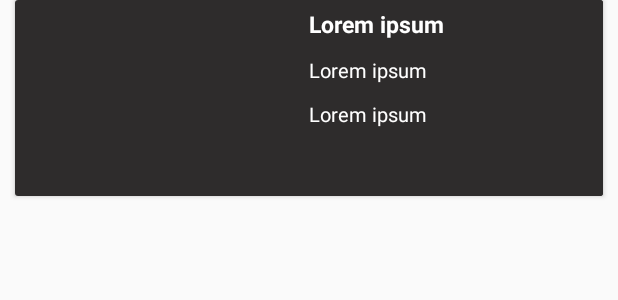
After one commit to alisher2605/ArtistInformationLookup, an Android app: the layout artist_album_adapter.xml on its own in the app's theme, with its tools: preview values and no code run, on a phone screen of 412 x 824 dp. The commit adds this screen. Shown: the top 300 px of the screen. Run offline under Robolectric (Android 15) with nearby library versions, the phone set to English and light mode, and no system bars.

Commit message:
added artist's albums

```diff
--- a/app/src/main/java/com/example/artistinformationlookup/Constants.kt
+++ /dev/null
@@ -1,6 +0,0 @@
-package com.example.artistinformationlookup
-
-object Constants {
-    const val BASE_URL = "https://theaudiodb.com/api/v1/json/1/"
-
-}
--- a/app/src/main/java/com/example/artistinformationlookup/Networking/ApiFactory.kt
+++ b/app/src/main/java/com/example/artistinformationlookup/Networking/ApiFactory.kt
@@ -1,14 +1,13 @@
 package com.example.artistinformationlookup.Networking
 
-import com.example.artistinformationlookup.Constants
 import retrofit2.Retrofit
 import retrofit2.converter.gson.GsonConverterFactory
 
 object ApiFactory {
-    private const val artistInfoEndpoint = "https://theaudiodb.com/"
+    private const val BASE_URL = "https://theaudiodb.com/api/v1/json/1/"
 
     fun getRerofit() = Retrofit.Builder()
-        .baseUrl(Constants.BASE_URL)
+        .baseUrl(BASE_URL)
         .addConverterFactory(GsonConverterFactory.create())
         .build()
 
--- a/app/src/main/java/com/example/artistinformationlookup/Networking/Repositories/Artist.kt
+++ b/app/src/main/java/com/example/artistinformationlookup/Networking/Responses/Artist.kt
@@ -1,4 +1,4 @@
-package com.example.artistinformationlookup.Networking.Repositories
+package com.example.artistinformationlookup.Networking.Responses
 
 import com.google.gson.annotations.SerializedName
 
--- /dev/null
+++ b/app/src/main/res/layout/artist_album_adapter.xml
@@ -0,0 +1,73 @@
+<?xml version="1.0" encoding="utf-8"?>
+<androidx.cardview.widget.CardView
+    xmlns:android="http://schemas.android.com/apk/res/android"
+    android:layout_width="match_parent"
+    android:layout_height="wrap_content"
+    android:orientation="vertical"
+    android:layout_marginBottom="10dp"
+    android:layout_marginStart="10dp"
+    android:layout_marginEnd="10dp"
+    android:background="@color/textSearchBackground"
+
+    >
+    <LinearLayout
+        android:background="@color/textSearchBackground"
+        android:layout_width="match_parent"
+        android:layout_height="wrap_content"
+        android:orientation="horizontal"
+
+        >
+        <ImageView
+            android:id="@+id/albumThumb"
+            android:layout_width="130dp"
+            android:layout_height="120dp"
+
+            android:layout_margin="5dp"
+            android:background="@color/textSearchBackground"
+            />
+
+            <!---->
+       <LinearLayout
+           android:background="@color/textSearchBackground"
+           android:layout_width="match_parent"
+           android:layout_height="match_parent"
+           android:orientation="vertical">
+           <LinearLayout
+               android:background="@color/textSearchBackground"
+               android:layout_width="match_parent"
+               android:layout_height="match_parent"
+               android:layout_marginStart="50dp"
+               android:layout_gravity="end"
+               android:layout_marginEnd="10dp"
+               android:orientation="vertical">
+
+               <TextView
+                   android:id="@+id/txtName"
+                   android:layout_height="wrap_content"
+                   android:layout_margin="@dimen/text_margin"
+                   android:layout_width="match_parent"
+                   android:textStyle="bold"
+                   android:textSize="@dimen/text_big"
+                   android:text="@string/template_text"
+                   android:textColor="@android:color/white" />
+
+               <TextView
+                   android:id="@+id/txtYear"
+                   android:layout_height="wrap_content"
+                   android:layout_margin="@dimen/text_margin"
+                   android:layout_width="wrap_content"
+                   android:textSize="@dimen/text_small"
+                   android:text="@string/template_text"
+                   android:textColor="@android:color/white" />
+               <TextView
+                   android:id="@+id/txtGenre"
+                   android:layout_height="wrap_content"
+                   android:layout_margin="@dimen/text_margin"
+                   android:layout_width="wrap_content"
+                   android:textSize="@dimen/text_small"
+                   android:text="@string/template_text"
+                   android:textColor="@android:color/white" />
+           </LinearLayout>
+       </LinearLayout>
+    </LinearLayout>
+</androidx.cardview.widget.CardView>
--- /dev/null
+++ b/app/src/main/res/values/dimen.xml
@@ -0,0 +1,7 @@
+<?xml version="1.0" encoding="utf-8"?>
+<resources>
+    <dimen name="text_margin">5dp</dimen>
+    <dimen name="text_big">15sp</dimen>
+    <dimen name="text_small">13sp</dimen>
+    <dimen name="very_big_text">25sp</dimen>
+</resources>
--- a/app/src/main/res/values/strings.xml
+++ b/app/src/main/res/values/strings.xml
@@ -3,4 +3,5 @@
     <string name="template_text">Lorem ipsum</string>
     <string name="search_artist">Search artist...</string>
     <string name="genre">Genre</string>
+    <string name="duration">Duration</string>
 </resources>
```
Also changed, not shown: app/src/main/java/com/example/artistinformationlookup/Activities/Information/ArtistAlbumActivity.kt (+29 -1 lines), app/src/main/java/com/example/artistinformationlookup/Activities/Information/ArtistInfoActivity.kt (+4 -6 lines), app/src/main/java/com/example/artistinformationlookup/Activities/MainActivity.kt (+24 -5 lines), app/src/main/java/com/example/artistinformationlookup/Adapters/AlbumAdapter.kt (added, +39 -0 lines), app/src/main/java/com/example/artistinformationlookup/Networking/ApiClient.kt (+7 -1 lines), app/src/main/java/com/example/artistinformationlookup/Networking/Loaders/AlbumManager.kt (added, +27 -0 lines), app/src/main/java/com/example/artistinformationlookup/Networking/Loaders/ArtistManager.kt (renamed from app/src/main/java/com/example/artistinformationlookup/Networking/ArtistLoader.kt, +4 -3 lines), app/src/main/java/com/example/artistinformationlookup/Networking/Responses/Album.kt (added, +24 -0 lines), app/src/main/res/layout/activity_artist_album.xml (+22 -4 lines), app/src/main/res/layout/activity_artist_info.xml (+10 -41 lines).
